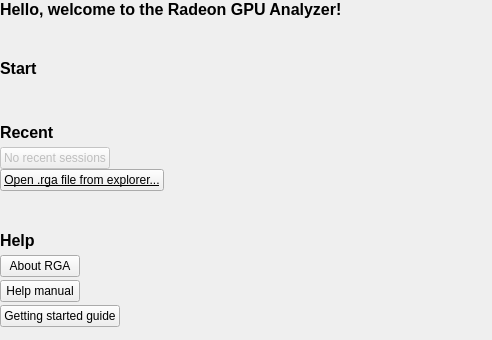
This is RadeonGPUAnalyzerGUI/Ui/rgStartTab.ui in GPUOpen-Tools/radeon_gpu_analyzer as Qt 5 draws it before an edit; both pictures show x 0 to 492 and y 0 to 340 of the 492 by 1250 pixel window. The edited form follows.
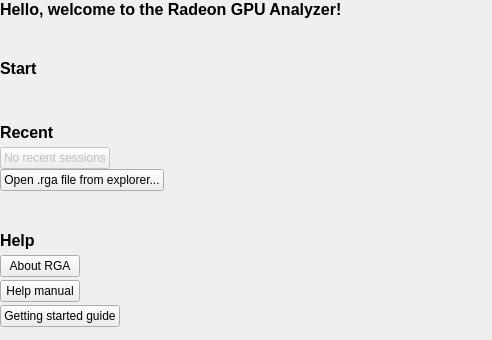
This is the edited form.

```diff
--- a/RadeonGPUAnalyzerGUI/Ui/rgStartTab.ui
+++ b/RadeonGPUAnalyzerGUI/Ui/rgStartTab.ui
@@ -219,7 +219,7 @@
      </property>
      <property name="font">
       <font>
-       <underline>true</underline>
+       <underline>false</underline>
       </font>
      </property>
      <property name="text">
```
